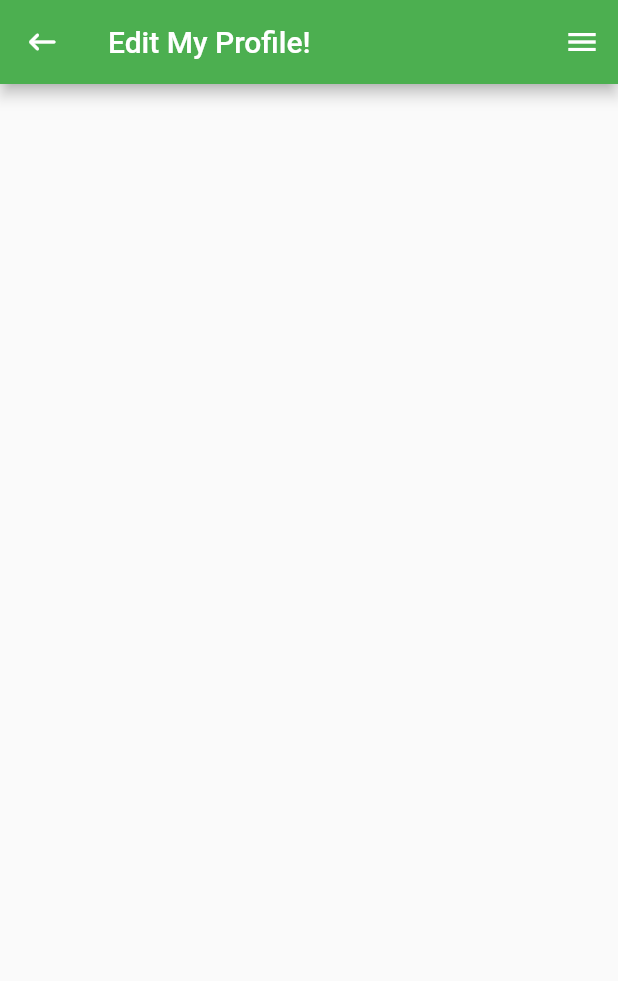
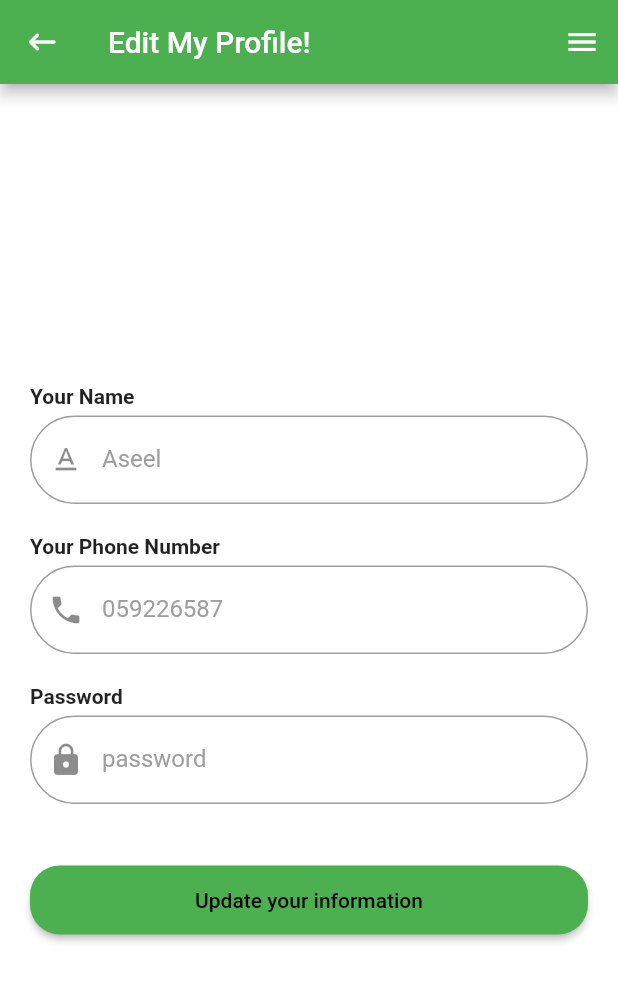
Before and after one commit to aseelnrajab/My-Market-, a Flutter app: the EditProfile screen opened directly, on a phone screen of 412 x 824 dp. Shown: the top 981 px of the screen. Run offline on Flutter 3.47's test engine with Material 2 defaults, Android fonts, the light colour scheme and no system bars; our stand-ins replace cloud_firestore, firebase_auth, firebase_core, firebase_storage, image_picker, string_validator; accounts and stored records are empty.

Commit message:
Final Project

```diff
--- a/lib/auth_helper.dart
+++ b/lib/auth_helper.dart
@@ -50,4 +50,9 @@ class AuthHelper {
 
     return user?.uid;
   }
+
+  // String? updateUser() {
+  //   User? currentUser = _firebaseAuth.currentUser;
+  //   currentUser?.updateDisplayName();
+  // }
 }
--- a/lib/providers/auth_provider.dart
+++ b/lib/providers/auth_provider.dart
@@ -1,4 +1,3 @@
-
 import 'dart:developer';
 import 'dart:io';
 import 'package:flutter/material.dart';
@@ -63,7 +62,7 @@ class AuthProvider with ChangeNotifier {
           .signIn(loginEmailController.text, passwordLoginController.text);
       if (userId != null) {
         loggedUser =
-        await FirestoreHelper.firestoreHelper.getUserFromFirestore(userId);
+            await FirestoreHelper.firestoreHelper.getUserFromFirestore(userId);
         notifyListeners();
         AppRouter.appRouter.goToWidgetAndReplace(MainScreen());
       }
@@ -83,6 +82,20 @@ class AuthProvider with ChangeNotifier {
             phoneNumber: phoneNumEditingController.text));
         AppRouter.appRouter.goToWidgetAndReplace(MainScreen());
       }
+    }
+  }
+
+  updateUser() async {
+    log('Arrived!');
+    if (editKey.currentState!.validate()) {
+      editKey.currentState!.save();
+      String? userId = AuthHelper.authHelper.checkUser();
+      FirestoreHelper.firestoreHelper.updateTheUser(AppUser(
+          id: userId,
+          email: registerEmailController.text,
+          userName: userNameController.text,
+          phoneNumber: phoneNumEditingController.text));
+      AppRouter.appRouter.goToWidgetAndReplace(MainScreen());
     }
   }
 
@@ -110,27 +123,14 @@ class AuthProvider with ChangeNotifier {
 
   uploadNewFile() async {
     XFile? pickedFile =
-    await ImagePicker().pickImage(source: ImageSource.gallery);
+        await ImagePicker().pickImage(source: ImageSource.gallery);
     File file = File(pickedFile!.path);
     String imageUrl =
-    await StorageHelper.storageHelper.uploadNewImage('user_images', file);
+        await StorageHelper.storageHelper.uploadNewImage('user_images', file);
 
     loggedUser!.imageUrl = imageUrl;
 
     await FirestoreHelper.firestoreHelper.updateTheUser(loggedUser!);
     getUser(loggedUser!.id!);
   }
-  // updateUser()async{
-  //   if (editKey.currentState!.validate()) {
-  //     editKey.currentState!.save();
-  //     String? userId = await AuthHelper.authHelper
-  //         .(loginEmailController.text, passwordLoginController.text);
-  //     if (userId != null) {
-  //       loggedUser =
-  //           await FirestoreHelper.firestoreHelper.getUserFromFirestore(userId);
-  //       notifyListeners();
-  //       AppRouter.appRouter.goToWidgetAndReplace(MainScreen());
-  //     }
-  //   }
-  // }
-  }
+}
--- a/lib/screens/profile/edit_profile.dart
+++ b/lib/screens/profile/edit_profile.dart
@@ -1,8 +1,6 @@
-import 'package:flutter/cupertino.dart';
 import 'package:flutter/material.dart';
 import 'package:provider/provider.dart';
 import 'package:social_app2/components/custom_app_bar.dart';
-
 import '../../components/custom_text_field.dart';
 import '../../providers/auth_provider.dart';
 
@@ -12,114 +10,87 @@ class EditProfile extends StatelessWidget {
   @override
   Widget build(BuildContext context) {
     return Scaffold(
-        appBar: CustomAppBar('Edit My Profile!'));
-        // body: Container(
-        //     color: Colors.white,
-        //     padding: const EdgeInsets.all(20),
-        //     child: Consumer<AuthProvider>(builder: ((context, provider, x) {
-        //       return Form(
-        //           key: provider.editKey,
-        //           child: Expanded(
-        //               child: Container(
-        //                   padding: const EdgeInsets.symmetric(horizontal: 0),
-        //                   decoration: BoxDecoration(
-        //                     borderRadius: BorderRadius.circular(40),
-        //                     // color: Colors.black12,
-        //                   ),
-        //                   child: Column(
-        //                       mainAxisAlignment: MainAxisAlignment.center,
-        //                       crossAxisAlignment: CrossAxisAlignment.stretch,
-        //                       children: [
-        //                         const Text(
-        //                           'Your Name',
-        //                           style: TextStyle(fontWeight: FontWeight.bold),
-        //                         ),
-        //                         const SizedBox(
-        //                           height: 5,
-        //                         ),
-        //                         CustomTextfield(
-        //                           validation: provider.requiredField,
-        //                           label: 'Aseel',
-        //                           icon: Icons.text_format,
-        //                           // saveFun: provider.saveEmail,
-        //                           controller: provider.userNameController,
-        //                           textInputType: TextInputType.name,
-        //                         ),
-        //                         const SizedBox(
-        //                           height: 20,
-        //                         ),
-        //                         const Text(
-        //                           'Your Phone Number',
-        //                           style: TextStyle(fontWeight: FontWeight.bold),
-        //                         ),
-        //                         const SizedBox(
-        //                           height: 5,
-        //                         ),
-        //                         CustomTextfield(
-        //                             validation: provider.phoneValidation,
-        //                             label: '059226587',
-        //                             icon: Icons.phone,
-        //                             textInputType: TextInputType.phone,
-        //                             // saveFun: provider.saveEmail,
-        //                             controller:
-        //                                 provider.phoneNumEditingController),
-        //                         const SizedBox(
-        //                           height: 20,
-        //                         ),
-        //                         const Text(
-        //                           'Your Email Address',
-        //                           style: TextStyle(fontWeight: FontWeight.bold),
-        //                         ),
-        //                         const SizedBox(
-        //                           height: 5,
-        //                         ),
-        //                         CustomTextfield(
-        //                           textInputType: TextInputType.emailAddress,
-        //                           validation: provider.emailValidation,
-        //                           controller: provider.registerEmailController,
-        //                           label: 'example@gmail.com',
-        //                           icon: Icons.person,
-        //                           // saveFun: provider.saveEmail,
-        //                         ),
-        //                         const SizedBox(
-        //                           height: 20,
-        //                         ),
-        //                         const Text(
-        //                           'Password',
-        //                           style: TextStyle(fontWeight: FontWeight.bold),
-        //                         ),
-        //                         const SizedBox(
-        //                           height: 5,
-        //                         ),
-        //                         CustomTextfield(
-        //                           textInputType: TextInputType.visiblePassword,
-        //                           validation: provider.passwordValidation,
-        //                           label: 'password',
-        //                           icon: Icons.lock,
-        //                           // saveFun: provider.savePassword,
-        //                           controller:
-        //                               provider.passwordRegisterController,
-        //                           isPassword: true,
-        //                         ),
-        //                         const SizedBox(
-        //                           height: 40,
-        //                         ),
-        //                         ElevatedButton(
-        //                             style: ElevatedButton.styleFrom(
-        //                                 padding: const EdgeInsets.symmetric(
-        //                                     horizontal: 20.0, vertical: 10.0),
-        //                                 backgroundColor: Colors.green,
-        //                                 shape: RoundedRectangleBorder(
-        //                                     borderRadius:
-        //                                         BorderRadius.circular(30))),
-        //                             onPressed: () {
-        //                               provider.();
-        //                             },
-        //                             child: const Text(
-        //                               'Save Changes',
-        //                               style: TextStyle(color: Colors.black),
-        //                             )),
-        //                       ]))));
-        //     }))));
+        appBar: CustomAppBar('Edit My Profile!'),
+        body: Container(
+            color: Colors.white,
+            padding: const EdgeInsets.all(20),
+            child: Consumer<AuthProvider>(builder: ((context, provider, x) {
+              return Form(
+                  key: provider.editKey,
+                  child: Column(
+                    mainAxisAlignment: MainAxisAlignment.center,
+                    crossAxisAlignment: CrossAxisAlignment.stretch,
+                    children: [
+                      const Text(
+                        'Your Name',
+                        style: TextStyle(fontWeight: FontWeight.bold),
+                      ),
+                      const SizedBox(
+                        height: 5,
+                      ),
+                      CustomTextfield(
+                        validation: provider.requiredField,
+                        label: 'Aseel',
+                        icon: Icons.text_format,
+                        // saveFun: provider.saveEmail,
+                        controller: provider.userNameController,
+                        textInputType: TextInputType.name,
+                      ),
+                      const SizedBox(
+                        height: 20,
+                      ),
+                      const Text(
+                        'Your Phone Number',
+                        style: TextStyle(fontWeight: FontWeight.bold),
+                      ),
+                      const SizedBox(
+                        height: 5,
+                      ),
+                      CustomTextfield(
+                          validation: provider.phoneValidation,
+                          label: '059226587',
+                          icon: Icons.phone,
+                          textInputType: TextInputType.phone,
+                          // saveFun: provider.saveEmail,
+                          controller: provider.phoneNumEditingController),
+                      const SizedBox(
+                        height: 20,
+                      ),
+                      const Text(
+                        'Password',
+                        style: TextStyle(fontWeight: FontWeight.bold),
+                      ),
+                      const SizedBox(
+                        height: 5,
+                      ),
+                      CustomTextfield(
+                        textInputType: TextInputType.visiblePassword,
+                        validation: provider.passwordValidation,
+                        label: 'password',
+                        icon: Icons.lock,
+                        // saveFun: provider.savePassword,
+                        controller: provider.passwordRegisterController,
+                        isPassword: true,
+                      ),
+                      const SizedBox(
+                        height: 40,
+                      ),
+                      ElevatedButton(
+                          style: ElevatedButton.styleFrom(
+                              padding: const EdgeInsets.symmetric(
+                                  horizontal: 10.0, vertical: 15.0),
+                              backgroundColor: Colors.green,
+                              shape: RoundedRectangleBorder(
+                                  borderRadius: BorderRadius.circular(20))),
+                          onPressed: () {
+                            provider.updateUser();
+                          },
+                          child: const Text(
+                            'Update your information',
+                            style: TextStyle(color: Colors.black),
+                          )),
+                    ],
+                  ));
+            }))));
   }
 }
```
Also changed, not shown: lib/screens/profile/profile.dart (+1 -6 lines).
